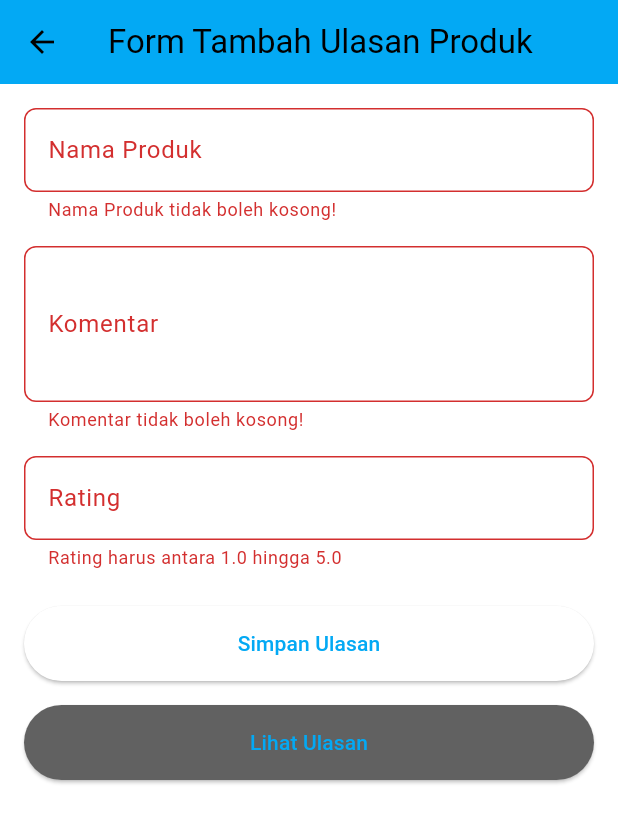
After one commit to Kelompok-E07-PBP/proyek-akhir-semester, a Flutter app: the UlasanEntryFormPage screen opened directly, after a tap on "Simpan Ulasan", on a phone screen of 412 x 824 dp. The commit adds this screen. Shown: the top 823 px of the screen. Run offline on Flutter 3.47's test engine with Material 3 defaults, Android fonts, the phone set to English and light mode, and no system bars; missing offline and left inert: pbp_django_auth.

```diff
--- /dev/null
+++ b/lib/pages/review_form.dart
@@ -0,0 +1,144 @@
+import 'package:flutter/material.dart';
+import 'package:mujur_reborn/pages/review.dart';
+
+class UlasanEntryFormPage extends StatefulWidget {
+  const UlasanEntryFormPage({Key? key}) : super(key: key);
+
+  @override
+  State<UlasanEntryFormPage> createState() => _UlasanEntryFormPageState();
+}
+
+class _UlasanEntryFormPageState extends State<UlasanEntryFormPage> {
+  final _formKey = GlobalKey<FormState>();
+  final List<Map<String, dynamic>> _reviews = [];
+
+  String _namaProduk = '';
+  String _komentar = '';
+  double? _rating;
+
+  @override
+  Widget build(BuildContext context) {
+    return Scaffold(
+      appBar: AppBar(
+        title: const Text('Form Tambah Ulasan Produk'),
+        backgroundColor: Theme.of(context).colorScheme.primary,
+      ),
+      body: Padding(
+        padding: const EdgeInsets.all(16.0),
+        child: Form(
+          key: _formKey,
+          child: ListView(
+            children: [
+              _buildTextField('Nama Produk', 'Masukkan nama produk', (value) => _namaProduk = value),
+              const SizedBox(height: 16.0),
+              _buildTextField('Komentar', 'Masukkan komentar', (value) => _komentar = value, maxLines: 3),
+              const SizedBox(height: 16.0),
+              _buildRatingField(),
+              const SizedBox(height: 24.0),
+              _buildSaveButton(),
+              const SizedBox(height: 16.0),
+              _buildReviewPageButton(),
+            ],
+          ),
+        ),
+      ),
+    );
+  }
+
+  Widget _buildTextField(String label, String hint, Function(String) onChanged, {int maxLines = 1}) {
+    return TextFormField(
+      decoration: InputDecoration(
+        labelText: label,
+        hintText: hint,
+        border: OutlineInputBorder(borderRadius: BorderRadius.circular(8.0)),
+      ),
+      maxLines: maxLines,
+      onChanged: onChanged,
+      validator: (value) => value!.isEmpty ? '$label tidak boleh kosong!' : null,
+    );
+  }
+
+  Widget _buildRatingField() {
+    return TextFormField(
+      decoration: InputDecoration(
+        labelText: 'Rating',
+        hintText: 'Masukkan rating (1.0 - 5.0)',
+        border: OutlineInputBorder(borderRadius: BorderRadius.circular(8.0)),
+      ),
+      keyboardType: TextInputType.number,
+      onChanged: (value) => _rating = double.tryParse(value),
+      validator: (value) {
+        final ratingValue = double.tryParse(value ?? '');
+        return (ratingValue == null || ratingValue < 1.0 || ratingValue > 5.0)
+            ? 'Rating harus antara 1.0 hingga 5.0'
+            : null;
+      },
+    );
+  }
+
+  Widget _buildSaveButton() {
+    return ElevatedButton(
+      onPressed: _saveReview,
+      style: ElevatedButton.styleFrom(minimumSize: const Size(double.infinity, 50)),
+      child: const Text('Simpan Ulasan'),
+    );
+  }
+
+  Widget _buildReviewPageButton() {
+    return ElevatedButton(
+      onPressed: _navigateToReviewPage,
+      style: ElevatedButton.styleFrom(
+        backgroundColor: Colors.grey.shade700,
+        minimumSize: const Size(double.infinity, 50),
+      ),
+      child: const Text('Lihat Ulasan'),
+    );
+  }
+
+  void _saveReview() {
+    if (_formKey.currentState!.validate()) {
+      setState(() {
+        _reviews.add({
+          'nama_produk': _namaProduk,
+          'komentar': _komentar,
+          'rating': _rating,
+        });
+      });
+      _showSuccessDialog();
+    }
+  }
+
+  void _showSuccessDialog() {
+    showDialog(
+      context: context,
+      builder: (context) => AlertDialog(
+        title: const Text('Ulasan Berhasil Disimpan!'),
+        content: Column(
+          mainAxisSize: MainAxisSize.min,
+          crossAxisAlignment: CrossAxisAlignment.start,
+          children: [
+            Text('Nama Produk: $_namaProduk'),
+            Text('Komentar: $_komentar'),
+            Text('Rating: $_rating'),
+          ],
+        ),
+        actions: [
+          TextButton(
+            onPressed: () {
+              Navigator.pop(context);
+              _formKey.currentState!.reset();
+            },
+            child: const Text('OK'),
+          ),
+        ],
+      ),
+    );
+  }
+
+  void _navigateToReviewPage() {
+    Navigator.push(
+      context,
+      MaterialPageRoute(builder: (context) => ReviewPage(reviews: _reviews)),
+    );
+  }
+}
```
Also changed, not shown: lib/pages/review.dart (+53 -3 lines), 1 other file.
